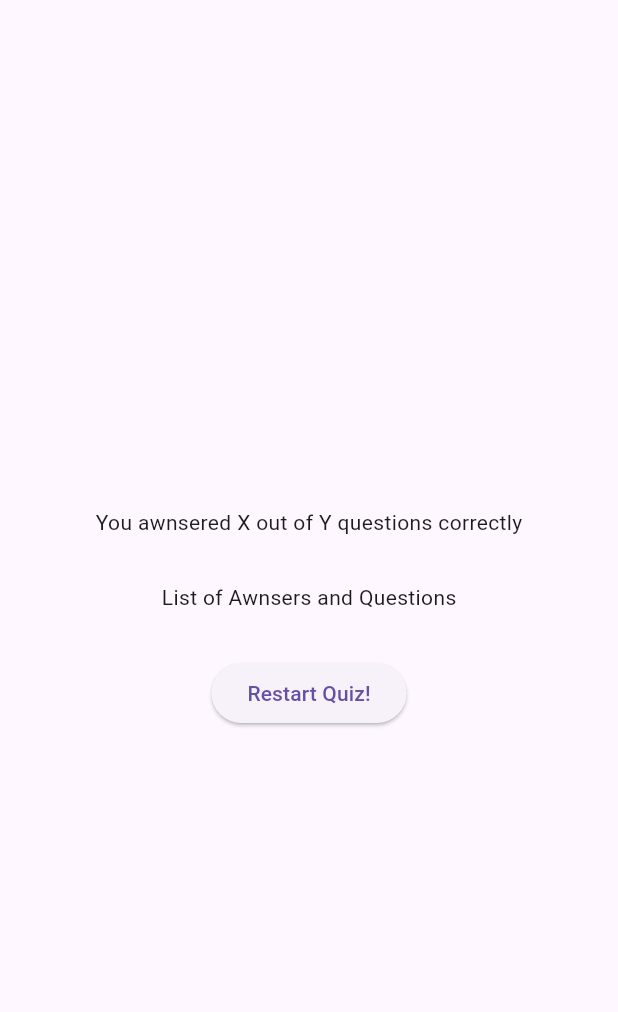
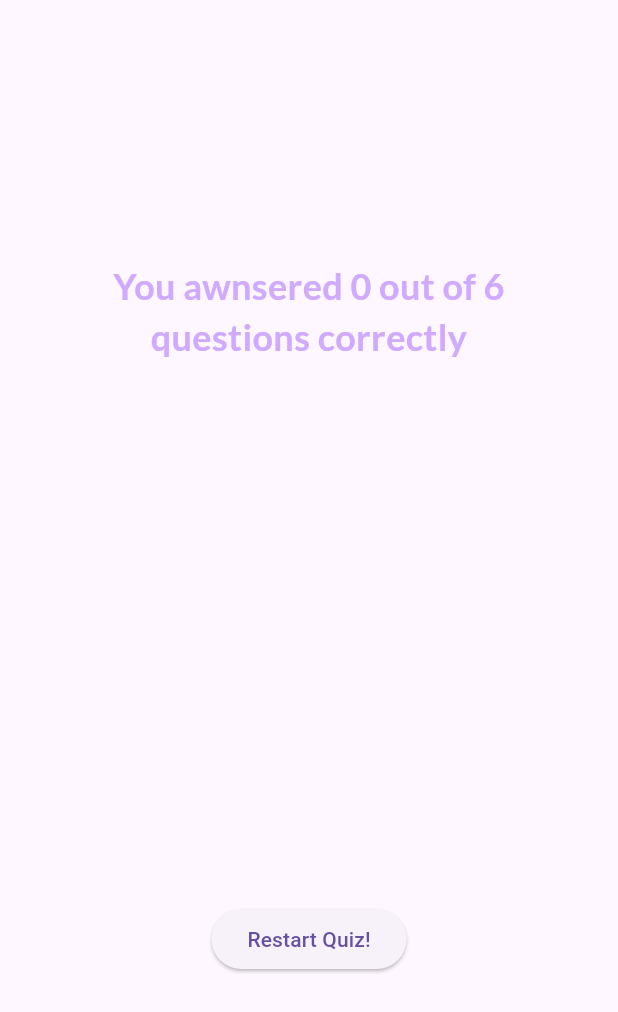
Before and after one commit to GuiKrause/quiz, a Flutter app: the ResultsScreen widget shown alone on an empty page, opened directly with empty values, on a phone screen of 412 x 824 dp. Shown: the top 1012 px of the screen. Run offline on Flutter 3.47's test engine with Material 3 defaults, Android fonts, the phone set to English and light mode, and no system bars; our stand-ins replace google_fonts.

```diff
--- a/lib/quiz.dart
+++ b/lib/quiz.dart
@@ -32,7 +32,6 @@ class _QuizState extends State<Quiz> {
     selectedAwnsers.add(awnser);
 
     if (selectedAwnsers.length == questions.length) {
-      selectedAwnsers = [];
       setState(() {
         activeScreen = 'results-screen';
       });
@@ -47,6 +46,7 @@ class _QuizState extends State<Quiz> {
 
   void restartQuiz() {
     setState(() {
+      selectedAwnsers = [];
       activeScreen = 'start-screen';
     });
   }
--- a/lib/results_screen.dart
+++ b/lib/results_screen.dart
@@ -1,5 +1,7 @@
 import 'package:flutter/material.dart';
+import 'package:google_fonts/google_fonts.dart';
 import 'package:quiz/data/questions.dart';
+import 'package:quiz/questions_summary.dart';
 
 class ResultsScreen extends StatelessWidget {
   ResultsScreen(
@@ -26,6 +28,12 @@ class ResultsScreen extends StatelessWidget {
 
   @override
   Widget build(context) {
+    final summaryData = getSummaryData();
+    final numTotalQuestions = questions.length;
+    final numCorrectAwnsers = summaryData.where((data) {
+      return data['user_awnser'] == data['correct_awnser'];
+    }).length;
+
     return SizedBox(
       width: double.infinity,
       child: Container(
@@ -33,11 +41,19 @@ class ResultsScreen extends StatelessWidget {
         child: Column(
           mainAxisAlignment: MainAxisAlignment.center,
           children: [
-            const Text('You awnsered X out of Y questions correctly'),
+            Text(
+              'You awnsered $numCorrectAwnsers out of $numTotalQuestions questions correctly',
+              style: GoogleFonts.lato(
+                color: const Color.fromARGB(255, 208, 170, 255),
+                fontSize: 24,
+                fontWeight: FontWeight.bold,
+              ),
+              textAlign: TextAlign.center,
+            ),
             const SizedBox(
               height: 30,
             ),
-            const Text('List of Awnsers and Questions'),
+            QuestionsSummary(summaryData),
             const SizedBox(
               height: 30,
             ),
```
Also changed, not shown: lib/questions_summary.dart (added, +68 -0 lines).
